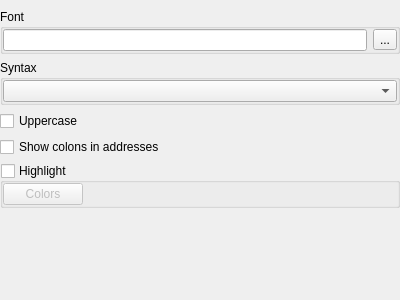
Before: the Qt Designer form xdisasmviewoptionswidget.ui in horsicq/XDisasmView, drawn with Qt 5.
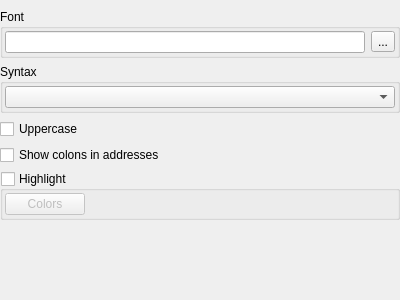
After: the same form once the commit is applied.

Patch:
```diff
--- a/xdisasmviewoptionswidget.ui
+++ b/xdisasmviewoptionswidget.ui
@@ -63,16 +63,16 @@
          </property>
          <layout class="QHBoxLayout" name="horizontalLayout">
           <property name="leftMargin">
-           <number>0</number>
+           <number>2</number>
           </property>
           <property name="topMargin">
-           <number>0</number>
+           <number>2</number>
           </property>
           <property name="rightMargin">
-           <number>0</number>
+           <number>2</number>
           </property>
           <property name="bottomMargin">
-           <number>0</number>
+           <number>2</number>
           </property>
           <item>
            <widget class="QLineEdit" name="lineEditDisasmFont">
@@ -98,16 +98,16 @@
          </property>
          <layout class="QHBoxLayout" name="horizontalLayout_2">
           <property name="leftMargin">
-           <number>0</number>
+           <number>2</number>
           </property>
           <property name="topMargin">
-           <number>0</number>
+           <number>2</number>
           </property>
           <property name="rightMargin">
-           <number>0</number>
+           <number>2</number>
           </property>
           <property name="bottomMargin">
-           <number>0</number>
+           <number>2</number>
           </property>
           <item>
            <widget class="QComboBox" name="comboBoxDisasmSyntax"/>
@@ -142,16 +142,16 @@
          </property>
          <layout class="QHBoxLayout" name="horizontalLayout_3">
           <property name="leftMargin">
-           <number>0</number>
+           <number>2</number>
           </property>
           <property name="topMargin">
-           <number>0</number>
+           <number>2</number>
           </property>
           <property name="rightMargin">
-           <number>0</number>
+           <number>2</number>
           </property>
           <property name="bottomMargin">
-           <number>0</number>
+           <number>2</number>
           </property>
           <item>
            <widget class="QPushButton" name="pushButtonDisasmColors">
```
